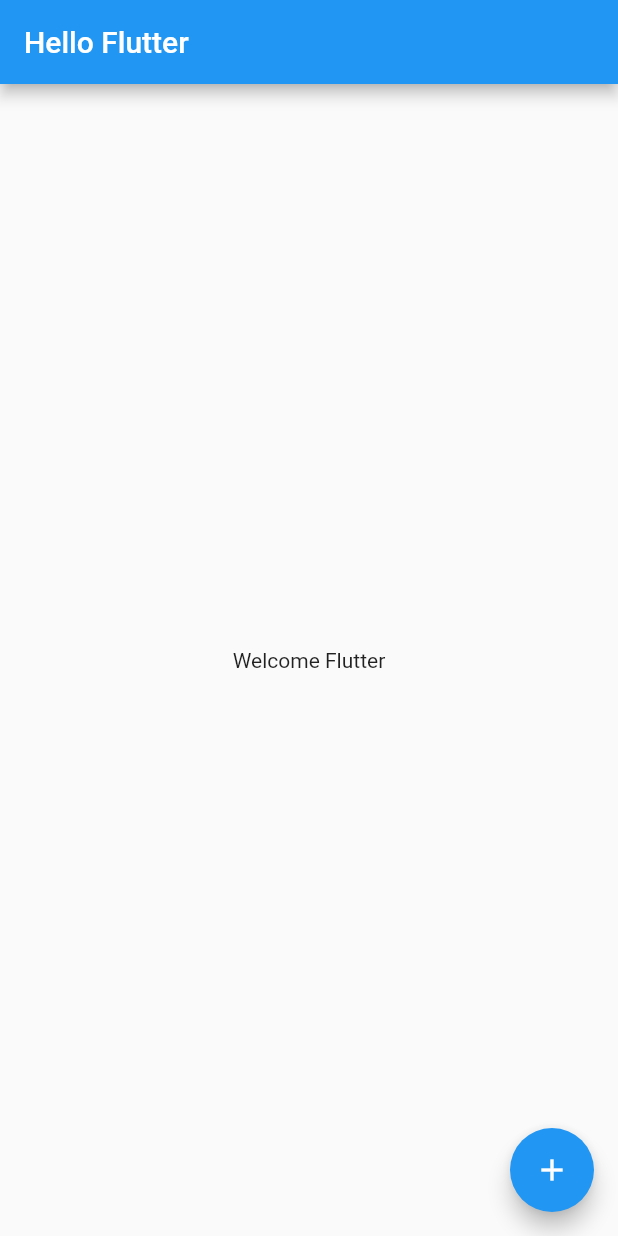
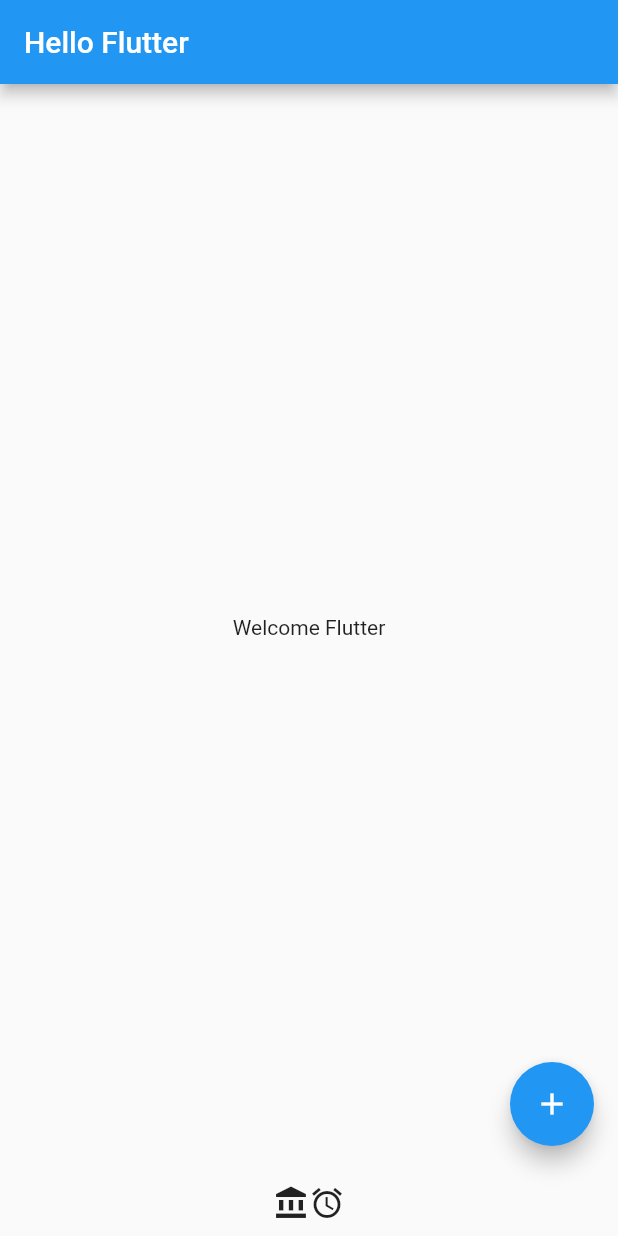
Before and after one commit to zarub2k/flutterbar, a Flutter app: the screen it shows after launch, on a phone screen of 412 x 824 dp. Run offline on Flutter 3.47's test engine with Material 2 defaults, Android fonts, the phone set to English and light mode, and no system bars.

```diff
--- a/lib/hello/hello.dart
+++ b/lib/hello/hello.dart
@@ -18,6 +18,19 @@ class HelloApp extends StatelessWidget {
         onPressed: _onFabPressed,
         child: Icon(Icons.add),
       ),
+      bottomNavigationBar: _buildBottomNavigation()
+    );
+  }
+
+  Widget _buildBottomNavigation() {
+    return Padding(
+      padding: EdgeInsets.all(10.0),
+      child: Row(
+        mainAxisAlignment: MainAxisAlignment.center,
+        children: [
+          Icon(Icons.account_balance), Icon(Icons.access_alarm)
+        ],
+      ),
     );
   }
 
```
